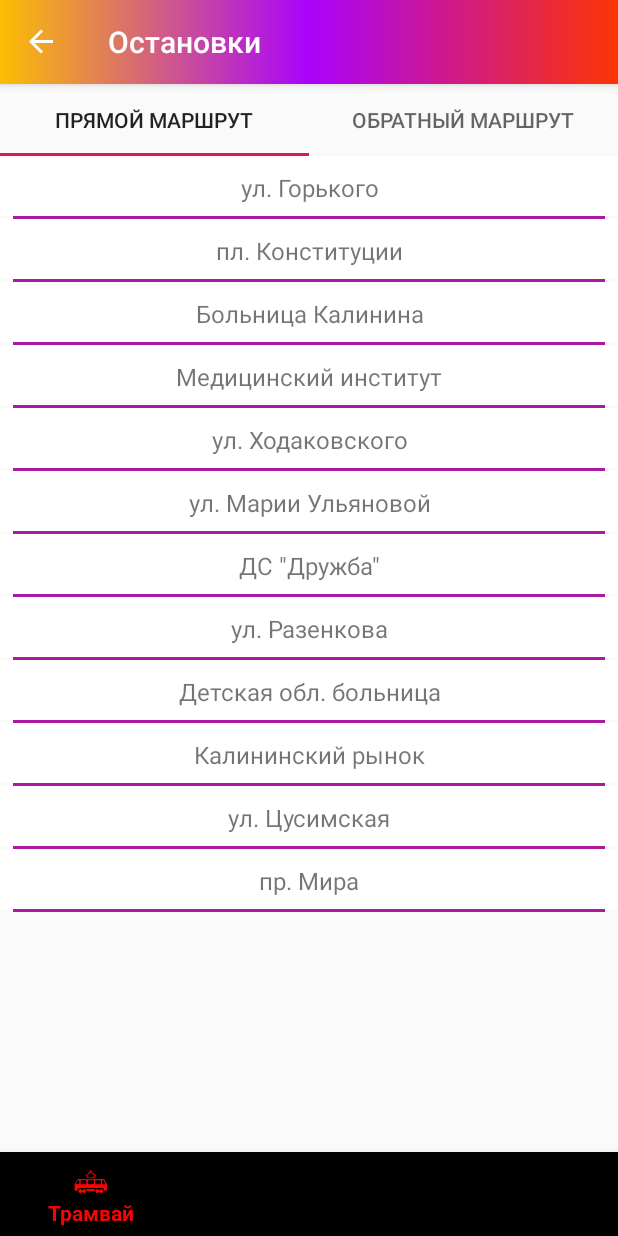
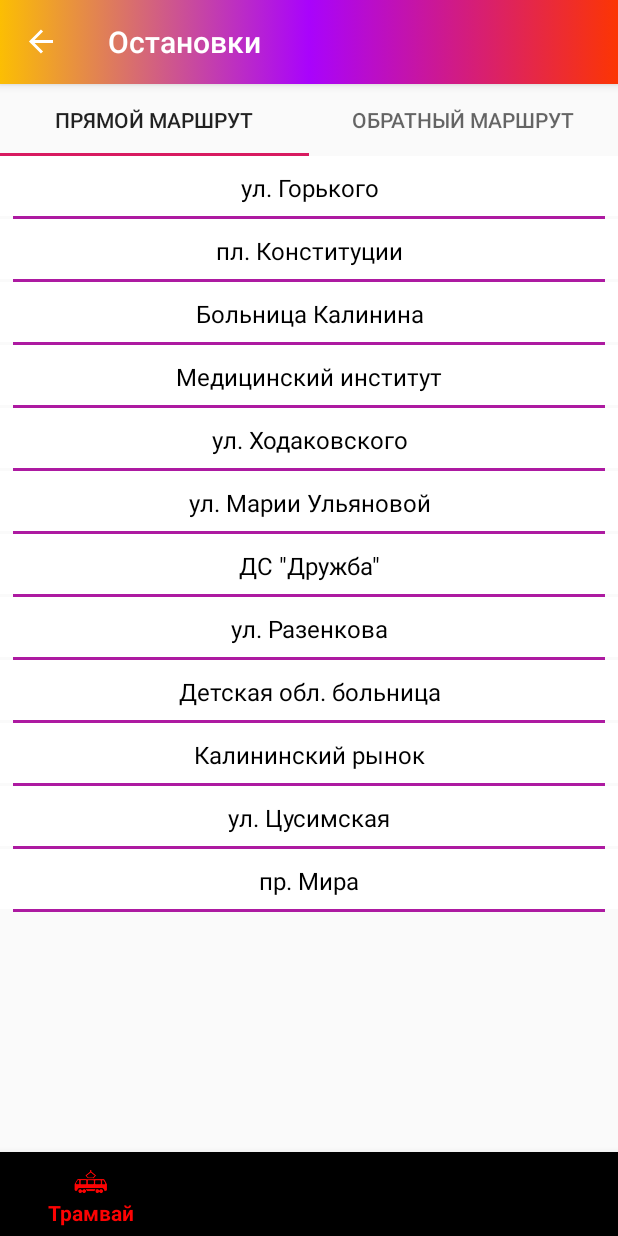
Before and after one commit to 0awawa0/NeverLate, an Android app: the StopsFragment screen opened through its navigation route, on a phone screen of 412 x 824 dp. Run offline under Robolectric (Android 15) with nearby library versions, the phone set to English and light mode, and no system bars; our stand-ins replace Room's generated code, navigation-ui.

Commit message:
Small changes

```diff
--- a/app/src/main/java/com/awawa/neverlate/ui/custom_views/StopView.kt
+++ b/app/src/main/java/com/awawa/neverlate/ui/custom_views/StopView.kt
@@ -6,7 +6,6 @@ import android.view.LayoutInflater
 import android.widget.LinearLayout
 import android.widget.TextView
 import com.awawa.neverlate.R
-import kotlinx.android.synthetic.main.stop_view.view.*
 
 
 class StopView(
@@ -48,7 +47,7 @@ class StopView(
         }
 
     private val view: LinearLayout = LayoutInflater.from(context)
-        .inflate(R.layout.stop_view, this, false) as LinearLayout
+        .inflate(R.layout.layout_stop_view, this, false) as LinearLayout
     private val tvStopName = view.findViewById<TextView>(R.id.tvStopName)
 
     init { this.addView(view) }
--- a/app/src/main/res/layout/layout_route_view.xml
+++ b/app/src/main/res/layout/layout_route_view.xml
@@ -22,6 +22,7 @@
         android:layout_weight="1"
         android:textAlignment="center"
         android:textSize="16sp"
+        android:textColor="@android:color/black"
         android:text="Example - Example" />
 
 </LinearLayout>
--- a/app/src/main/res/layout/stop_view.xml
+++ b/app/src/main/res/layout/layout_stop_view.xml
@@ -12,6 +12,7 @@
         android:layout_weight="1"
         android:textAlignment="center"
         android:textSize="16sp"
+        android:textColor="@android:color/black"
         android:text="Example - Example" />
 
 </LinearLayout>
```
